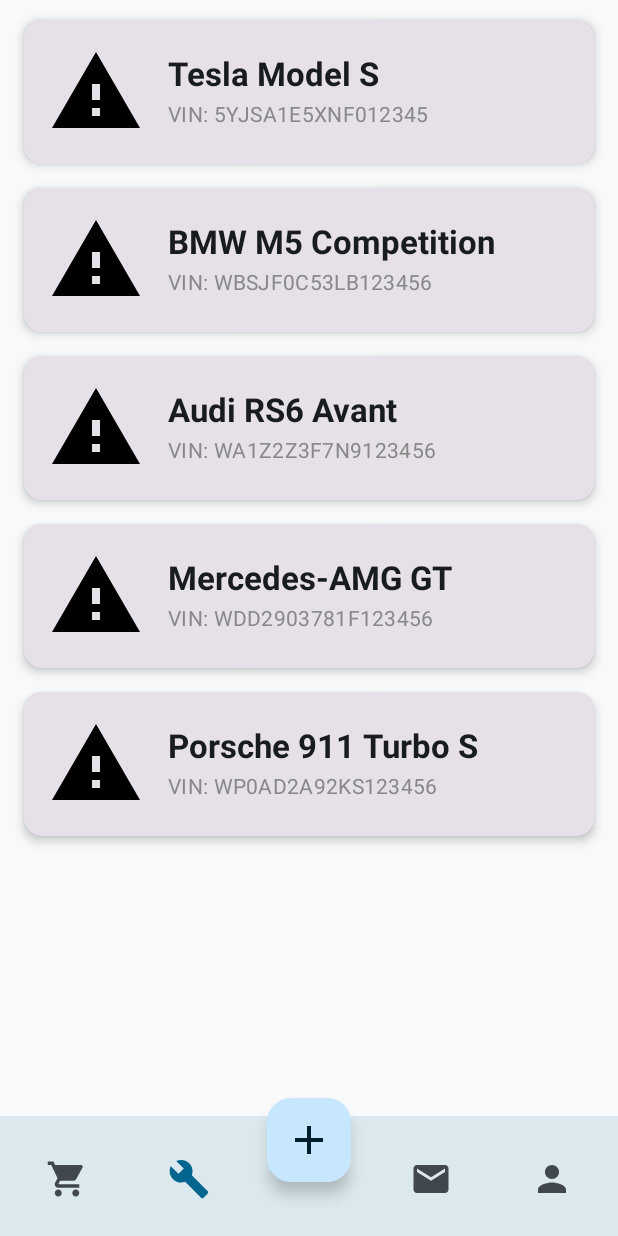
After one commit to laughinme/auto-spare-parts, an Android app built with Jetpack Compose: the GarageTabScreen screen opened through its navigation route, on a phone screen of 412 x 824 dp. The commit adds this screen. Run offline under Robolectric (Android 15) with nearby library versions, the phone set to English and light mode, and no system bars; our stand-ins replace Dagger/Hilt's generated code; libraries missing offline, so code that uses them is left out: com.stripe.android; pictures from the network do not load; Roboto replaces fonts that are not available here; 1 statement that could not run was skipped.

Commit message:
[mobile] Implement GarageTabScreen and integrate into navigation
Added GarageTabScreen to display a list of cars using GarageCarCard.
Integrated GarageTabScreen into the main navigation flow, replacing FriendsTab.
Updated BottomNavItem to include Garage with an appropriate icon.
Updated Routes to include GARAGE_TAB.

```diff
--- a/mobile/app/src/main/java/com/lapcevichme/templates/presentation/MainActivity.kt
+++ b/mobile/app/src/main/java/com/lapcevichme/templates/presentation/MainActivity.kt
@@ -49,7 +49,7 @@ class MainActivity : AppCompatActivity() {
                 // Список маршрутов, на которых должен отображаться BottomAppBar
                 val bottomBarScreens = listOf(
                     Routes.HOME_TAB,
-                    Routes.FRIENDS_TAB,
+                    Routes.GARAGE_TAB,
                     Routes.CHAT_TAB,
                     Routes.PROFILE_TAB
                 )
--- /dev/null
+++ b/mobile/app/src/main/java/com/lapcevichme/templates/presentation/components/garageTab/GarageCarCard.kt
@@ -0,0 +1,105 @@
+package com.lapcevichme.templates.presentation.components.garageTab
+
+
+import androidx.compose.foundation.Image
+import androidx.compose.foundation.layout.Column
+import androidx.compose.foundation.layout.Row
+import androidx.compose.foundation.layout.Spacer
+import androidx.compose.foundation.layout.fillMaxWidth
+import androidx.compose.foundation.layout.height
+import androidx.compose.foundation.layout.padding
+import androidx.compose.foundation.layout.size
+import androidx.compose.foundation.layout.width
+import androidx.compose.material.icons.Icons
+import androidx.compose.material.icons.filled.Warning
+import androidx.compose.material3.Card
+import androidx.compose.material3.CardDefaults
+import androidx.compose.material3.MaterialTheme
+import androidx.compose.material3.Text
+import androidx.compose.runtime.Composable
+import androidx.compose.ui.Alignment
+import androidx.compose.ui.Modifier
+import androidx.compose.ui.graphics.Color
+import androidx.compose.ui.layout.ContentScale
+import androidx.compose.ui.text.font.FontWeight
+import androidx.compose.ui.text.style.TextOverflow
+import androidx.compose.ui.tooling.preview.Preview
+import androidx.compose.ui.unit.dp
+
+// 1. Создаем data class для представления данных автомобиля
+data class Car(
+    val id: Int,
+    val name: String,
+    val vin: String,
+    val imageUrl: String? = null // Ссылка на изображение (пока не используется)
+)
+
+@Composable
+fun GarageCarCard(
+    car: Car,
+    modifier: Modifier = Modifier
+) {
+    Card(
+        modifier = modifier
+            .fillMaxWidth()
+            .padding(horizontal = 16.dp, vertical = 8.dp),
+        elevation = CardDefaults.cardElevation(defaultElevation = 4.dp),
+        shape = MaterialTheme.shapes.medium
+    ) {
+        Row(
+            modifier = Modifier.padding(16.dp),
+            verticalAlignment = Alignment.CenterVertically
+        ) {
+            // Изображение автомобиля
+            // TODO: Заменить на реальную загрузку изображений из car.imageUrl
+            // Например, с помощью библиотеки Coil:
+            // AsyncImage(
+            //     model = car.imageUrl,
+            //     contentDescription = car.name,
+            //     modifier = Modifier.size(64.dp),
+            //     contentScale = ContentScale.Crop,
+            //     placeholder = painterResource(id = R.drawable.ic_car_placeholder), // Заглушка
+            //     error = painterResource(id = R.drawable.ic_car_placeholder) // Картинка при ошибке
+            // )
+            Image(
+                imageVector = Icons.Default.Warning, // Временная иконка-заглушка
+                contentDescription = "Car image",
+                modifier = Modifier.size(64.dp),
+                contentScale = ContentScale.Crop
+            )
+
+            Spacer(modifier = Modifier.width(16.dp))
+
+            // Название и VIN
+            Column(modifier = Modifier.weight(1f)) {
+                Text(
+                    text = car.name,
+                    style = MaterialTheme.typography.titleLarge,
+                    fontWeight = FontWeight.Bold,
+                    maxLines = 1,
+                    overflow = TextOverflow.Ellipsis
+                )
+                Spacer(modifier = Modifier.height(4.dp))
+                Text(
+                    text = "VIN: ${car.vin}",
+                    style = MaterialTheme.typography.bodyMedium,
+                    color = Color.Gray,
+                    maxLines = 1,
+                    overflow = TextOverflow.Ellipsis
+                )
+            }
+        }
+    }
+}
+
+// 2. Preview для удобной разработки в Android Studio
+@Preview(showBackground = true)
+@Composable
+fun GarageCarCardPreview() {
+    val sampleCar = Car(
+        id = 1,
+        name = "Tesla Model S Plaid",
+        vin = "5YJSA1E5XNF000000"
+    )
+    GarageCarCard(car = sampleCar)
+}
--- a/mobile/app/src/main/java/com/lapcevichme/templates/presentation/navigation/AppBottomAppBar.kt
+++ b/mobile/app/src/main/java/com/lapcevichme/templates/presentation/navigation/AppBottomAppBar.kt
@@ -22,7 +22,7 @@ import androidx.navigation.compose.currentBackStackEntryAsState
 fun AppBottomAppBar(navController: NavHostController) {
     val navItems = listOf(
         BottomNavItem.Home,
-        BottomNavItem.Friends,
+        BottomNavItem.Garage,
         BottomNavItem.Chat,
         BottomNavItem.Profile
     )
--- a/mobile/app/src/main/java/com/lapcevichme/templates/presentation/navigation/AppNavigation.kt
+++ b/mobile/app/src/main/java/com/lapcevichme/templates/presentation/navigation/AppNavigation.kt
@@ -1,20 +1,19 @@
 package com.lapcevichme.templates.presentation.navigation
 
-import androidx.compose.foundation.layout.Box
-import androidx.compose.foundation.layout.fillMaxSize
-import androidx.compose.material3.Text
 import androidx.compose.runtime.Composable
-import androidx.compose.ui.Alignment
-import androidx.compose.ui.Modifier
 import androidx.navigation.NavHostController
 import androidx.navigation.compose.NavHost
 import androidx.navigation.compose.composable
 import androidx.navigation.navigation
+import com.example.partmarketplace.SparePartCreateScreen
 import com.lapcevichme.templates.presentation.screen.ConnectOnboardingScreen
 import com.lapcevichme.templates.presentation.screen.onboardingScreens.GreetingScreen
 import com.lapcevichme.templates.presentation.screen.onboardingScreens.RolePickerScreen
 import com.lapcevichme.templates.presentation.screen.onboardingScreens.SignInScreen
 import com.lapcevichme.templates.presentation.screen.onboardingScreens.SignUpScreen
+import com.lapcevichme.templates.presentation.screen.tabs.ChatTabScreen
+import com.lapcevichme.templates.presentation.screen.tabs.GarageTabScreen
+import com.lapcevichme.templates.presentation.screen.tabs.HomeTabScreen
 import com.lapcevichme.templates.presentation.screen.tabs.ProfileTabScreen
 
 /**
@@ -109,10 +108,10 @@ fun AppNavigation(navController: NavHostController, startDestination: String) {
         ) {
             // ... (остальной код без изменений)
             composable(Routes.HOME_TAB) {
-                Box(modifier = Modifier.fillMaxSize(), contentAlignment = Alignment.Center) {
-                    Text(text = "Home Screen (Placeholder)")
-                }
+                HomeTabScreen()
             }
+            composable(Routes.GARAGE_TAB) { GarageTabScreen() }
+            composable(Routes.CHAT_TAB) { ChatTabScreen() }
             composable(Routes.PROFILE_TAB) {
                 ProfileTabScreen(
                     onLogoutSuccess = {
@@ -124,6 +123,13 @@ fun AppNavigation(navController: NavHostController, startDestination: String) {
                     }
                 )
             }
+            composable(Routes.ADD) {
+                SparePartCreateScreen(
+//                    onCreatedSuccessfully = {
+//                        navController.popBackStack()
+//                    }
+                )
+            }
         }
     }
 }
--- a/mobile/app/src/main/java/com/lapcevichme/templates/presentation/navigation/BottomNavItem.kt
+++ b/mobile/app/src/main/java/com/lapcevichme/templates/presentation/navigation/BottomNavItem.kt
@@ -1,12 +1,14 @@
 package com.lapcevichme.templates.presentation.navigation
 
 import androidx.compose.material.icons.Icons
+import androidx.compose.material.icons.filled.Build
 import androidx.compose.material.icons.filled.Email
 import androidx.compose.material.icons.filled.Face
 import androidx.compose.material.icons.filled.Home
 import androidx.compose.material.icons.filled.Person
 import androidx.compose.material.icons.filled.Search
 import androidx.compose.material.icons.filled.Settings
+import androidx.compose.material.icons.filled.ShoppingCart
 import androidx.compose.ui.graphics.vector.ImageVector
 
 /**
@@ -21,12 +23,12 @@ sealed class BottomNavItem(
     object Home : BottomNavItem(
         route = Routes.HOME_TAB, // Используем константу из Routes
         title = "Home",
-        icon = Icons.Default.Home
+        icon = Icons.Default.ShoppingCart
     )
-    object Friends : BottomNavItem(
-        route = Routes.FRIENDS_TAB, // Используем константу из Routes
-        title = "Friends",
-        icon = Icons.Default.Face
+    object Garage : BottomNavItem(
+        route = Routes.GARAGE_TAB, // Используем константу из Routes
+        title = "Garage",
+        icon = Icons.Default.Build
     )
     object Chat : BottomNavItem(
         route = Routes.CHAT_TAB, // Используем константу из Routes
--- a/mobile/app/src/main/java/com/lapcevichme/templates/presentation/navigation/Routes.kt
+++ b/mobile/app/src/main/java/com/lapcevichme/templates/presentation/navigation/Routes.kt
@@ -19,14 +19,12 @@ object Routes {
 
     // --- ЭКРАНЫ ГРАФА СОЗДАНИЯ ПРОФИЛЯ (PROFILE_CREATION_GRAPH) ---
     const val AGE_PICKER = "age_picker"
-    const val GENDER_PICKER = "gender_picker"
-    const val CITY_PICKER = "city_picker"
     const val STRIPE_ONBOARDING = "stripe_onboarding"
 
     // --- ЭКРАНЫ ОСНОВНОГО ГРАФА (MAIN_GRAPH) ---
     // Маршруты для вкладок Bottom Navigation Bar
     const val HOME_TAB = "home_tab"
-    const val FRIENDS_TAB = "friends_tab"
+    const val GARAGE_TAB = "garage_tab"
     const val CHAT_TAB = "chat_tab"
     const val PROFILE_TAB = "profile_tab"
 
--- a/mobile/app/src/main/java/com/lapcevichme/templates/presentation/screen/tabs/ChatTabScreen.kt
+++ b/mobile/app/src/main/java/com/lapcevichme/templates/presentation/screen/tabs/ChatTabScreen.kt
@@ -1,4 +1,4 @@
-package com.lapcevichme.templates.presentation.screen.tabs
+    package com.lapcevichme.templates.presentation.screen.tabs
 
 import android.content.res.Configuration
 import androidx.compose.foundation.layout.fillMaxSize
--- /dev/null
+++ b/mobile/app/src/main/java/com/lapcevichme/templates/presentation/screen/tabs/GarageTabScreen.kt
@@ -0,0 +1,30 @@
+package com.lapcevichme.templates.presentation.screen.tabs
+
+import androidx.compose.foundation.layout.fillMaxSize
+import androidx.compose.foundation.layout.padding
+import androidx.compose.foundation.lazy.LazyColumn
+import androidx.compose.foundation.lazy.items
+import androidx.compose.runtime.Composable
+import androidx.compose.ui.Modifier
+import androidx.compose.ui.unit.dp
+import com.lapcevichme.templates.presentation.components.garageTab.Car
+import com.lapcevichme.templates.presentation.components.garageTab.GarageCarCard
+
+@Composable
+fun GarageTabScreen() {
+    val myCars = listOf(
+        Car(1, "Tesla Model S", "5YJSA1E5XNF012345"),
+        Car(2, "BMW M5 Competition", "WBSJF0C53LB123456"),
+        Car(3, "Audi RS6 Avant", "WA1Z2Z3F7N9123456"),
+        Car(4, "Mercedes-AMG GT", "WDD2903781F123456"),
+        Car(5, "Porsche 911 Turbo S", "WP0AD2A92KS123456")
+    )
+
+    LazyColumn(modifier = Modifier
+        .fillMaxSize()
+        .padding(vertical = 5.dp)) {
+        items(myCars) { car ->
+            GarageCarCard(car = car)
+        }
+    }
+}
```
